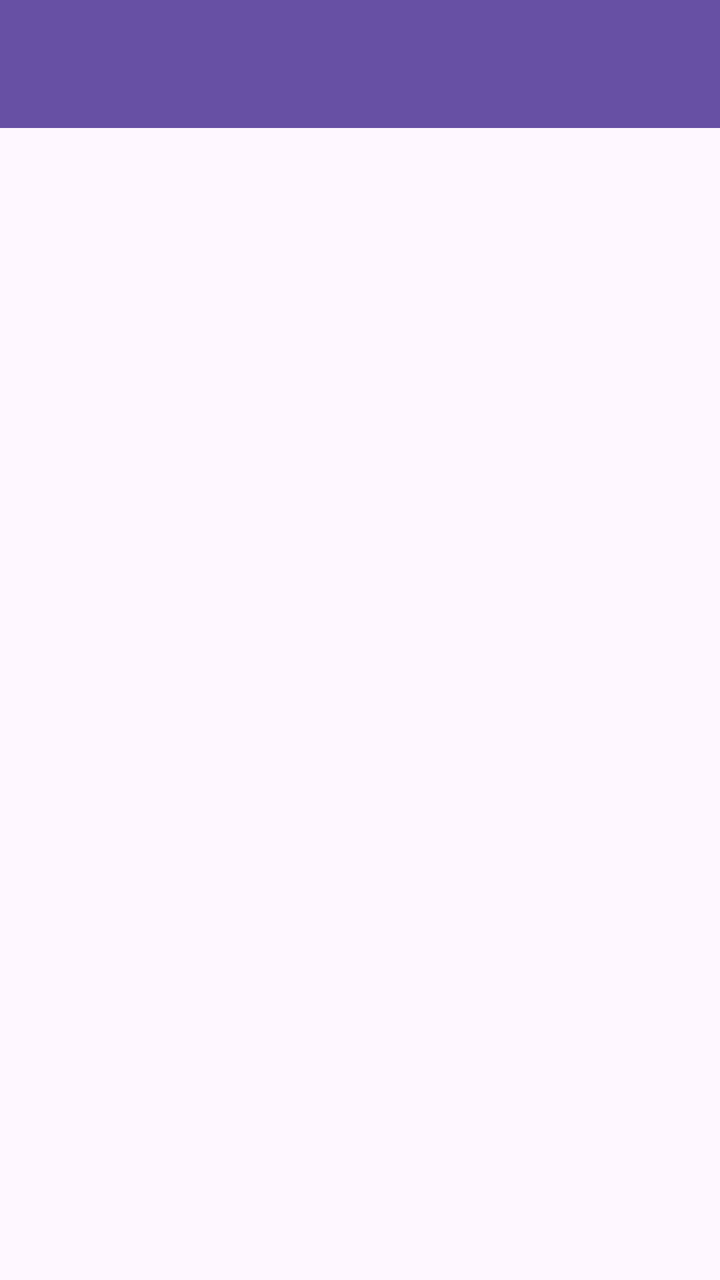
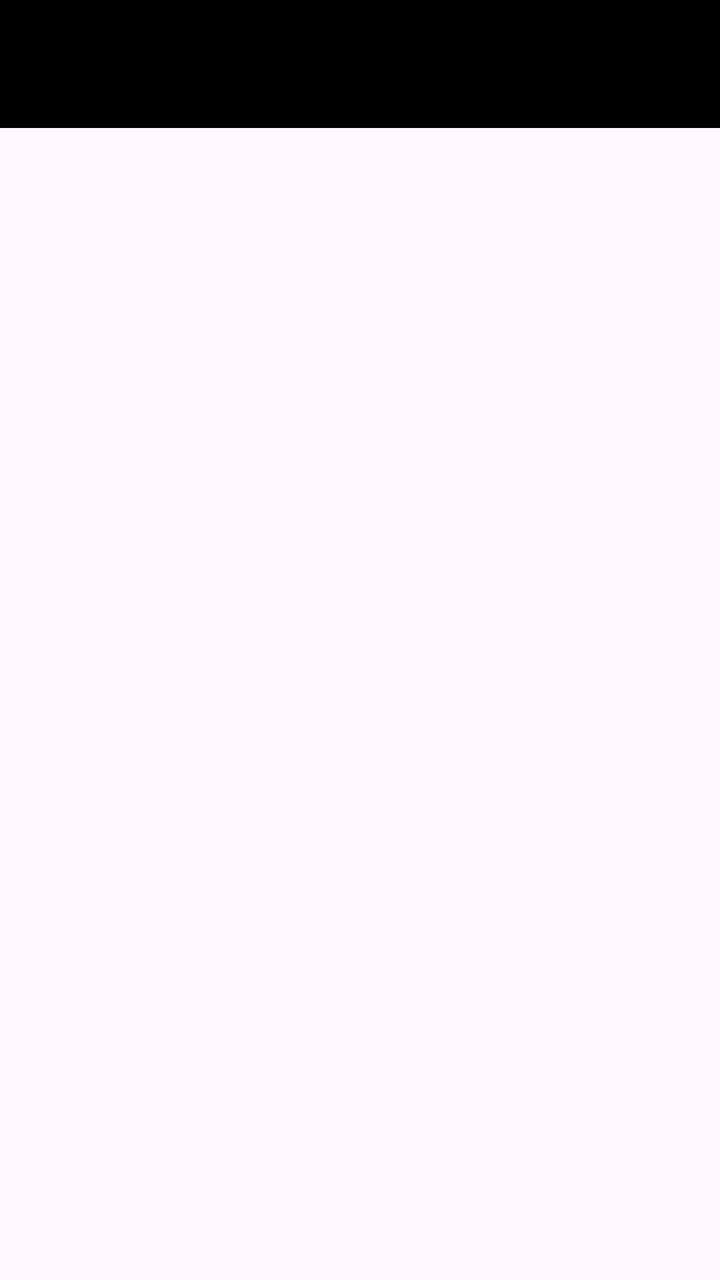

Compare the two renders of this Android layout. The source of the first and the diff that turns it into the second are given below.
<!-- AndroidManifest.xml: application theme Theme.LAB_5A_MOBILE -->
<!-- res/layout/activity_student_detail.xml -->
<?xml version="1.0" encoding="utf-8"?>
<LinearLayout xmlns:android="http://schemas.android.com/apk/res/android"
    android:layout_width="match_parent"
    android:layout_height="match_parent"
    android:fitsSystemWindows="true"
    android:orientation="vertical">

    <com.google.android.material.appbar.MaterialToolbar
        android:id="@+id/detail_toolbar"
        android:layout_width="match_parent"
        android:layout_height="?attr/actionBarSize"
        android:background="?attr/colorPrimary"
        android:theme="@style/ThemeOverlay.MaterialComponents.Dark.ActionBar" />

    <LinearLayout
        android:layout_width="match_parent"
        android:layout_height="wrap_content"
        android:orientation="vertical"
        android:padding="24dp">

    <TextView
        android:id="@+id/text_detail_id"
        android:layout_width="match_parent"
        android:layout_height="wrap_content"
        android:padding="12dp"
        android:textAppearance="@style/TextAppearance.MaterialComponents.Headline6" />

    <TextView
        android:id="@+id/text_detail_name"
        android:layout_width="match_parent"
        android:layout_height="wrap_content"
        android:padding="12dp"
        android:textAppearance="@style/TextAppearance.MaterialComponents.Body1" />

    <TextView
        android:id="@+id/text_detail_age"
        android:layout_width="match_parent"
        android:layout_height="wrap_content"
        android:padding="12dp"
        android:textAppearance="@style/TextAppearance.MaterialComponents.Body1" />

    </LinearLayout>

</LinearLayout>
<!-- resources referenced by this layout -->
<resources>
  <style name="Theme.LAB_5A_MOBILE" parent="Base.Theme.LAB_5A_MOBILE" />
  <style name="Base.Theme.LAB_5A_MOBILE" parent="Theme.Material3.DayNight.NoActionBar">
          
          
      </style>
</resources>

<!-- the commit's change to res/layout/activity_student_detail.xml (unified diff, before → after) -->
@@ -10,6 +10,7 @@
         android:layout_width="match_parent"
         android:layout_height="?attr/actionBarSize"
         android:background="?attr/colorPrimary"
+        android:backgroundTint="@color/black"
         android:theme="@style/ThemeOverlay.MaterialComponents.Dark.ActionBar" />
 
     <LinearLayout
<!-- resource entries referenced after the edit -->
@@ -1,5 +1,6 @@
 <!-- resources referenced by this layout -->
 <resources>
+  <color name="black">#FF000000</color>
   <style name="Theme.LAB_5A_MOBILE" parent="Base.Theme.LAB_5A_MOBILE" />
   <style name="Base.Theme.LAB_5A_MOBILE" parent="Theme.Material3.DayNight.NoActionBar">
           
